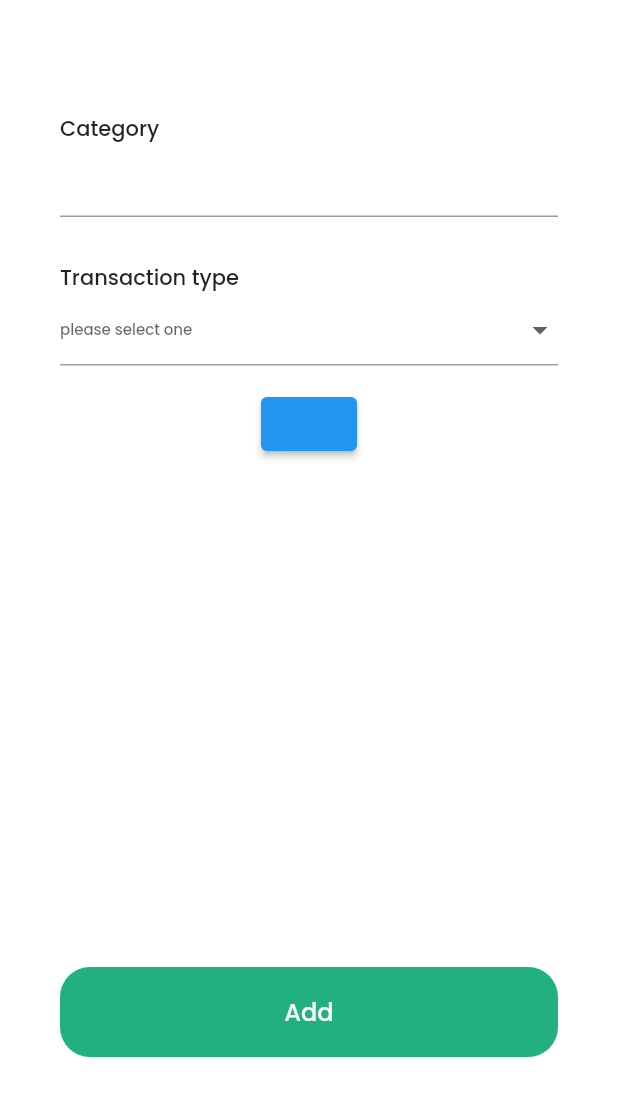
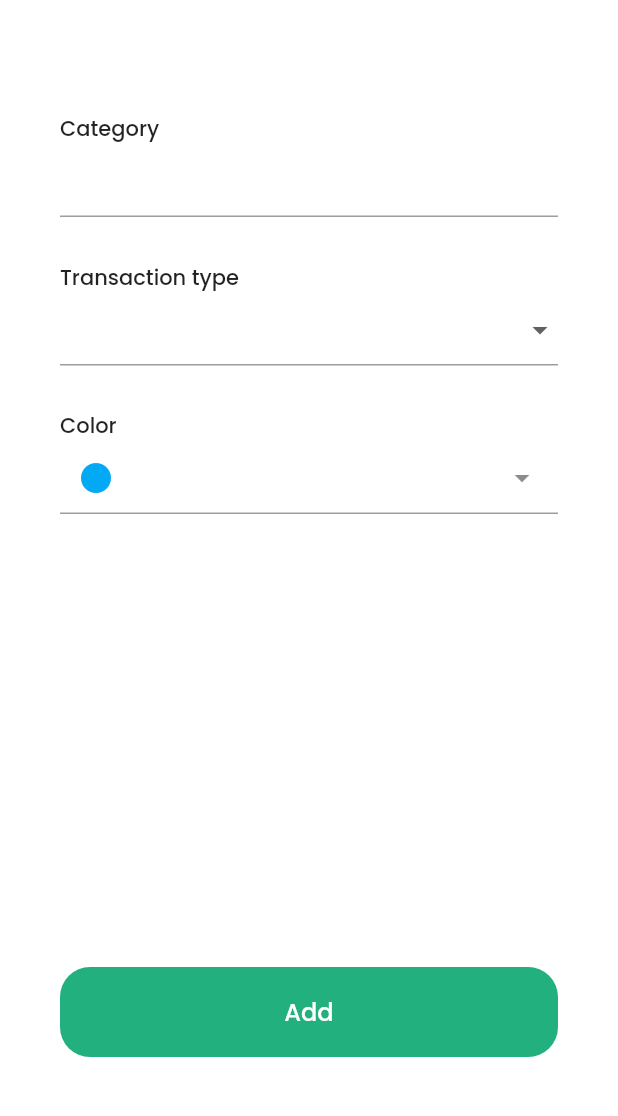
Before and after one commit to cympati/PAOTUNG, a Flutter app: the NewCategory screen opened by its route, on a phone screen of 412 x 824 dp, the part 59-1175 px from its top. Run offline on Flutter 3.47's test engine with Material 2 defaults, Android fonts, the phone set to English and light mode, and no system bars; our stand-ins replace flutter_colorpicker, flutter_svg, hive, phosphor_flutter; missing offline and left inert: dart:html; accounts and stored records are empty.

Commit message:
edit newcategory page

```diff
--- a/frontend/lib/screens/main/profile/newcategory.dart
+++ b/frontend/lib/screens/main/profile/newcategory.dart
@@ -1,7 +1,7 @@
 import 'package:flutter/material.dart';
 import 'package:paotung_frontend/constants/theme.dart';
 import 'package:paotung_frontend/screens/main/profile/categorysetting.dart';
-import 'package:paotung_frontend/widgets/category/categorycolormodel.dart';
+import 'package:paotung_frontend/widgets/category/category.dart';
 import 'package:paotung_frontend/widgets/common/button.dart';
 import 'package:paotung_frontend/widgets/common/customappbar.dart';
 import 'package:paotung_frontend/widgets/common/dropdownbuttonformfield.dart';
@@ -19,21 +19,15 @@ class _NewCategoryState extends State<NewCategory> {
   Color mycolor = Colors.lightBlue;
   var _categoryval;
   List _types = ['Expense', 'Income'];
-  var _colorval;
-  List _categorycolor = [
-    'Red',
-    'Pink',
-    'Purple',
-    'Indigo',
-    'Light-blue',
-    'Teal',
-    'Green',
-    'Light-green',
-    'Lime',
-    'Yellow',
-    'Amber',
-    'Orange'
-  ];
+
+  void changeColor(Color color) {
+    setState(() {
+      pickerColor = color;
+    });
+  }
+
+  Color color = AppColors.mainColor;
+  Color pickerColor = AppColors.secondaryColor;
 
   @override
   Widget build(BuildContext context) {
@@ -47,7 +41,7 @@ class _NewCategoryState extends State<NewCategory> {
           textInputField(title: "Category", obscure: false),
           DropdownButtons(
             title: "Transaction type",
-            hinttext: "please select one",
+            hinttext: "",
             value: _categoryval,
             onChanged: (value) {
               setState(() {
@@ -61,9 +55,28 @@ class _NewCategoryState extends State<NewCategory> {
               );
             }).toList(),
           ),
-          ElevatedButton(
+          Expanded(
+              child: Container(
+            alignment: Alignment.centerLeft,
+            padding: EdgeInsets.symmetric(horizontal: 40, vertical: 15),
+            child: Form(
+              child: Column(
+                crossAxisAlignment: CrossAxisAlignment.start,
+                children: [
+                  Text("Color"),
+                  TextFormField(
+                    decoration: InputDecoration(
+                        focusedBorder: UnderlineInputBorder(
+                            borderSide: BorderSide(color: AppColors.mainColor)),
+                        prefixIcon: Icon(
+                          Icons.circle,
+                          color: mycolor,
+                        ),
+                        suffixIcon: IconButton(
+                          icon: Icon(Icons.arrow_drop_down_outlined),
                           onPressed: () {
-              showDialog(context: context,
+                            showDialog(
+                                context: context,
                                 builder: (BuildContext context) {
                                   return AlertDialog(
                                     title: Text('Pick a color!'),
@@ -73,6 +86,7 @@ class _NewCategoryState extends State<NewCategory> {
                                         onColorChanged: (Color color) {
                                           setState(() {
                                             mycolor = color;
+                                            print(color);
                                           });
                                         },
                                       ),
@@ -82,30 +96,17 @@ class _NewCategoryState extends State<NewCategory> {
                                           child: const Text('DONE'),
                                           onPressed: () {
                                             Navigator.of(context).pop();
-                         },
-                         )
+                                          })
                                     ],
                                   );
-
                                 });
-            }, child: null,
+                          },
+                        )),
                   ),
-          // DropdownButtons(
-          //   title: "Color",
-          //   hinttext: "please select one",
-          //   value: _colorval,
-          //   onChanged: (value) {
-          //     setState(() {
-          //       _colorval = value;
-          //     });
-          //   },
-          //   item: _categorycolor.map((value) {
-          //     return DropdownMenuItem(
-          //       value: value,
-          //       child: Text(value),
-          //     );
-          //   }).toList(),
-          // ),
+                ],
+              ),
+            ),
+          )),
           Spacer(),
           RoundedButton(
               text: "Add",
--- a/frontend/lib/widgets/category/category.dart
+++ b/frontend/lib/widgets/category/category.dart
@@ -15,7 +15,7 @@ class Category extends StatelessWidget {
         children: [
           Row(
             children: [
-              ColorDot(color),
+              ColorDots(color: color),
               Column(
                 crossAxisAlignment: CrossAxisAlignment.start,
                 children: [Text(text)],
@@ -35,9 +35,24 @@ class Category extends StatelessWidget {
     );
   }
 
-  Container ColorDot(
-    Color color,
-  ) {
+  // Container ColorDot(
+  //   Color color,
+  // ) {
+  //   return Container(
+  //     height: 20,
+  //     width: 20,
+  //     decoration:
+  //         BoxDecoration(borderRadius: BorderRadius.circular(20), color: color),
+  //   );
+  // }
+}
+
+class ColorDots extends StatelessWidget {
+  final Color color;
+  const ColorDots({Key? key, required this.color}) : super(key: key);
+
+  @override
+  Widget build(BuildContext context) {
     return Container(
       height: 20,
       width: 20,
--- a/frontend/lib/widgets/category/categorycolormodel.dart
+++ /dev/null
@@ -1,23 +0,0 @@
-import 'package:flutter/cupertino.dart';
-
-class CategoryColor {
-  var title;
-  Color color;
-
-  CategoryColor({required this.title, required this.color});
-}
-
-List<CategoryColor> items = [
-  CategoryColor(title: "Red", color: Color(0xFFF44336)),
-  CategoryColor(title: "Pink", color: Color(0xFFE91E63)),
-  CategoryColor(title: "Purple", color: Color(0xFF9C27B0)),
-  CategoryColor(title: "Indigo", color: Color(0xFF3F51B5)),
-  CategoryColor(title: "Light-blue", color: Color(0xFF03A0F4)),
-  CategoryColor(title: "Teal", color: Color(0xFF009688)),
-  CategoryColor(title: "Green", color: Color(0xFF4CAF50)),
-  CategoryColor(title: "Light-green", color: Color(0xFF8BC34A)),
-  CategoryColor(title: "lime", color: Color(0xFFCDDC39)),
-  CategoryColor(title: "Yellow", color: Color(0xFFFFEB3B)),
-  CategoryColor(title: "Amber", color: Color(0xFFFFc107)),
-  CategoryColor(title: "Orange", color: Color(0xFFFF9800)),
-];
```
Also changed, not shown: frontend/lib/widgets/common/dropdownbuttonformfield.dart (+95 -0 lines). Lines whose indentation alone changed are shown as unchanged.
